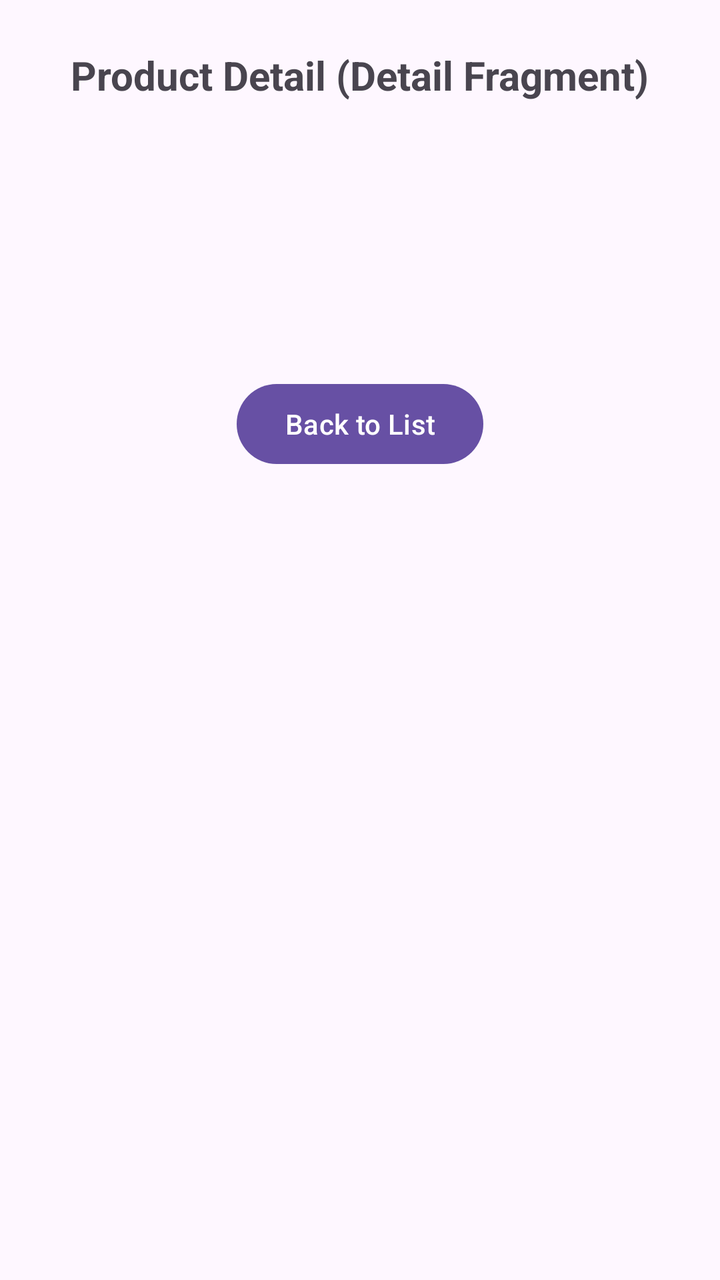
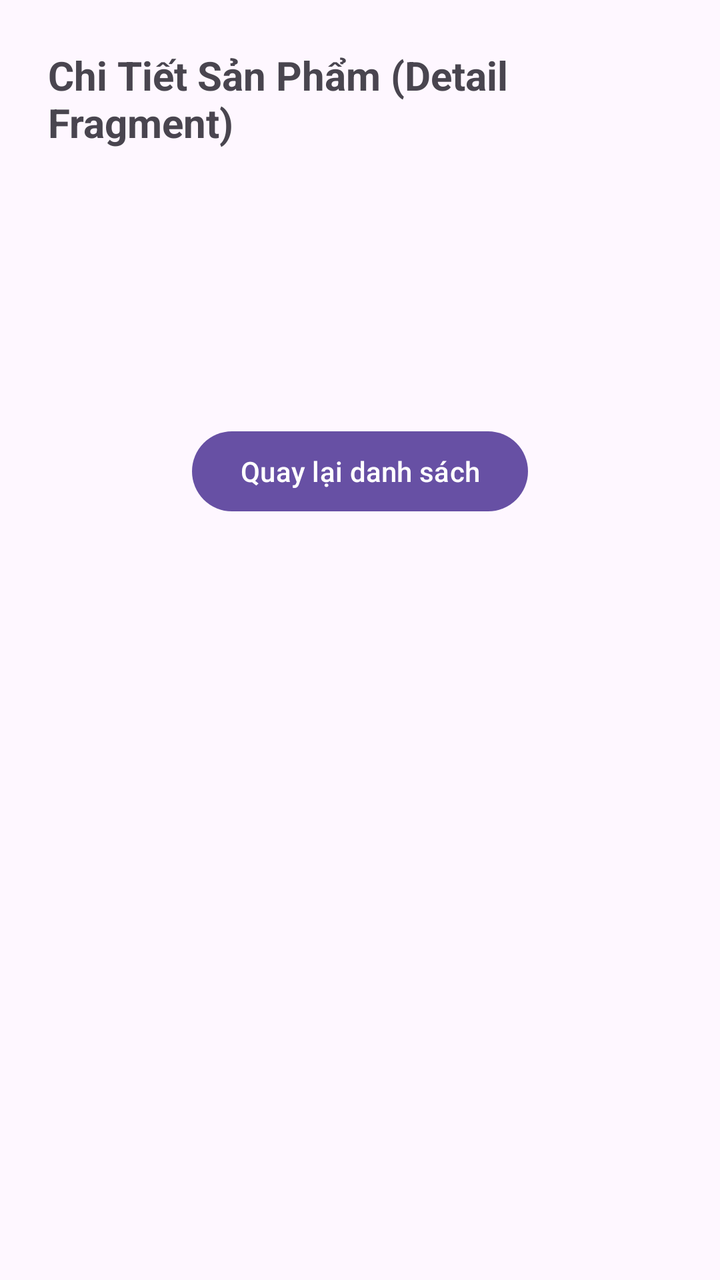

Screens rendered from an Android XML layout before and after an edit, with the pre-edit source and the edit as a unified diff.
<!-- AndroidManifest.xml: application theme Theme.Lec7Fragment -->
<!-- res/layout/fragment_detail.xml -->
<?xml version="1.0" encoding="utf-8"?>
<LinearLayout xmlns:android="http://schemas.android.com/apk/res/android"
    android:layout_width="match_parent"
    android:layout_height="match_parent"
    android:orientation="vertical"
    android:padding="24dp"
    android:gravity="center_horizontal">

    <TextView
        android:layout_width="wrap_content"
        android:layout_height="wrap_content"
        android:text="Product Detail (Detail Fragment)"
        android:textSize="20sp"
        android:textStyle="bold"
        android:paddingBottom="24dp"/>

    <TextView
        android:id="@+id/tvDetailTitle"
        android:layout_width="match_parent"
        android:layout_height="wrap_content"
        android:textSize="18sp"
        android:textStyle="bold"
        android:paddingBottom="8dp"/>

    <TextView
        android:id="@+id/tvDetailCategory"
        android:layout_width="match_parent"
        android:layout_height="wrap_content"
        android:textSize="16sp"
        android:textColor="@android:color/darker_gray"
        android:paddingBottom="16dp"/>

    <TextView
        android:id="@+id/tvDetailDescription"
        android:layout_width="match_parent"
        android:layout_height="wrap_content"
        android:textSize="14sp"
        android:paddingBottom="24dp"/>

    <Button
        android:id="@+id/btnBack"
        android:layout_width="wrap_content"
        android:layout_height="wrap_content"
        android:text="Back to List" />

</LinearLayout>
<!-- resources referenced by this layout -->
<resources>
  <style name="Theme.Lec7Fragment" parent="Base.Theme.Lec7Fragment" />
  <style name="Base.Theme.Lec7Fragment" parent="Theme.Material3.DayNight.NoActionBar">
          
          
      </style>
</resources>

<!-- the commit's change to res/layout/fragment_detail.xml (unified diff, before → after) -->
@@ -9,7 +9,7 @@
     <TextView
         android:layout_width="wrap_content"
         android:layout_height="wrap_content"
-        android:text="Product Detail (Detail Fragment)"
+        android:text="Chi Tiết Sản Phẩm (Detail Fragment)"
         android:textSize="20sp"
         android:textStyle="bold"
         android:paddingBottom="24dp"/>
@@ -41,6 +41,6 @@
         android:id="@+id/btnBack"
         android:layout_width="wrap_content"
         android:layout_height="wrap_content"
-        android:text="Back to List" />
+        android:text="Quay lại danh sách" />
 
 </LinearLayout>
